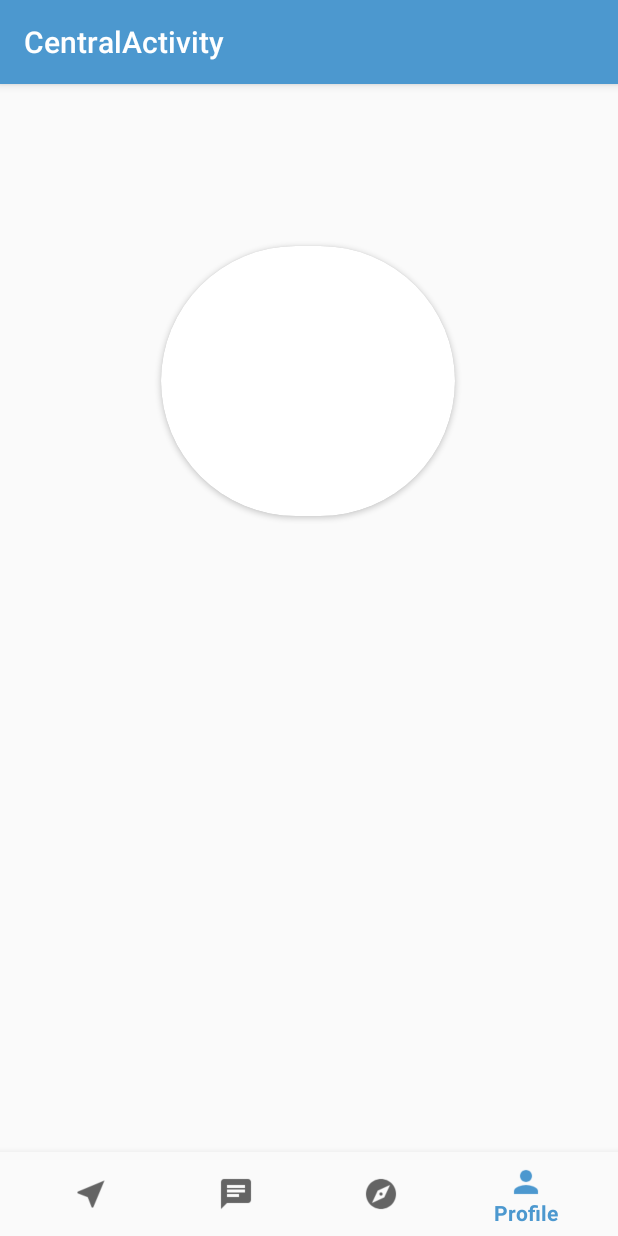
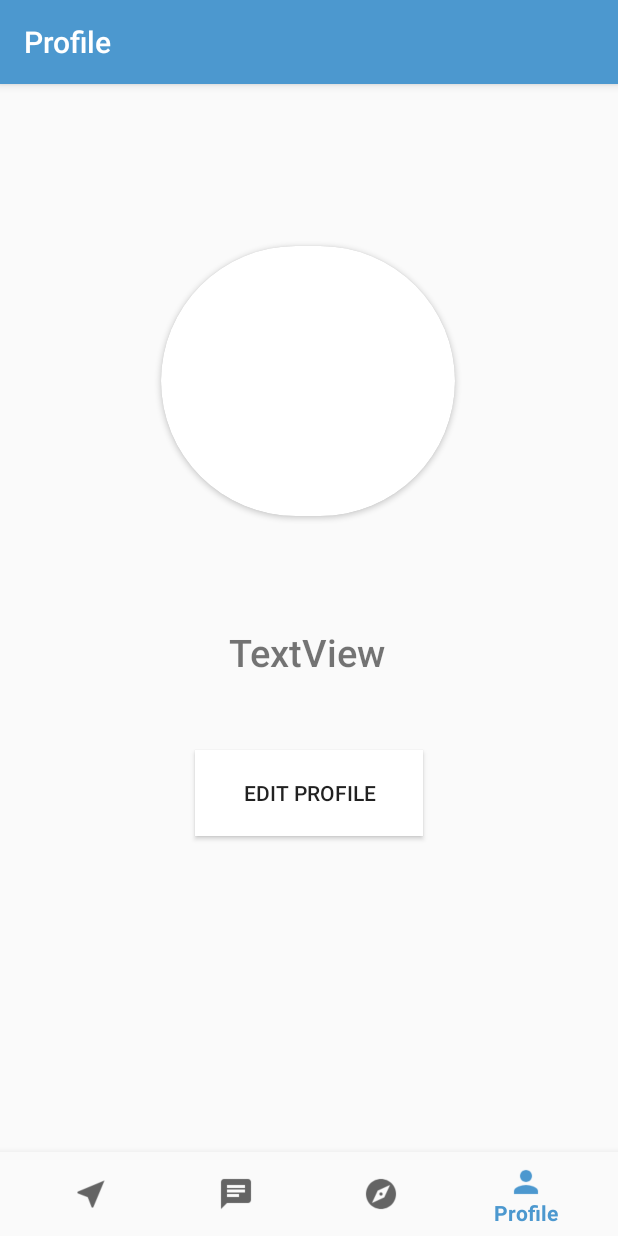
Before and after one commit to awesomesince96/Mozo, an Android app: the CentralActivity screen opened directly, with no data from a screen before it, item 4 of the bottom bar chosen, on a phone screen of 412 x 824 dp. Run offline under Robolectric (Android 15) with nearby library versions, the phone set to English and light mode, and no system bars; our stand-ins replace Firebase (no records; nobody signed in at launch, a user with empty details on screens opened directly), Picasso, Volley; network calls fail; pictures from the network do not load.

Commit message:
set menu

```diff
--- a/app/src/main/java/com/example/mozo/CentralActivity.java
+++ b/app/src/main/java/com/example/mozo/CentralActivity.java
@@ -18,11 +18,11 @@ public class CentralActivity extends AppCompatActivity implements BottomNavigati
     SharedPreferences sharedPreferences;
 
 
+
     @Override
     protected void onCreate(Bundle savedInstanceState) {
         super.onCreate(savedInstanceState);
         setContentView(R.layout.activity_central);
-
 
         BottomNavigationView navigation = findViewById(R.id.navigation);
         navigation.setOnNavigationItemSelectedListener(this);
@@ -55,6 +55,16 @@ public class CentralActivity extends AppCompatActivity implements BottomNavigati
         return false;
     }
 
+    public void setActionBarTitle(String title) {
+        getSupportActionBar().setTitle(title);
+    }
+
+    public void moveToEditProfile() {
+        getSupportFragmentManager()
+                .beginTransaction()
+                .replace(R.id.fragment_container,new ProfileEdit_Fragment())
+                .commit();
+    }
 
 
     @Override
--- a/app/src/main/java/com/example/mozo/Chat_Fragment.java
+++ b/app/src/main/java/com/example/mozo/Chat_Fragment.java
@@ -27,6 +27,8 @@ public class Chat_Fragment extends Fragment {
         GoogleSignInOptions gso = new GoogleSignInOptions.Builder(GoogleSignInOptions.DEFAULT_SIGN_IN)
                 .requestEmail()
                 .build();
+        ((CentralActivity) getActivity())
+                .setActionBarTitle("Matches");
         mGoogleSignInClient = GoogleSignIn.getClient(getActivity().getApplicationContext(), gso);
         textView = view.findViewById(R.id.textViewChat);
         GoogleSignInAccount account = GoogleSignIn.getLastSignedInAccount(getActivity().getApplicationContext());
--- a/app/src/main/java/com/example/mozo/Explore_Fragment.java
+++ b/app/src/main/java/com/example/mozo/Explore_Fragment.java
@@ -47,7 +47,8 @@ public class Explore_Fragment extends Fragment {
         View view = inflater.inflate(R.layout.explore_fragment, null);
 
         getPeople();
-
+        ((CentralActivity) getActivity())
+                .setActionBarTitle("Explore");
 
 
 //        al = new ArrayList<>();
--- a/app/src/main/java/com/example/mozo/Nearby_Fragment.java
+++ b/app/src/main/java/com/example/mozo/Nearby_Fragment.java
@@ -20,6 +20,8 @@ public class Nearby_Fragment extends Fragment {
                 ActivityCompat.checkSelfPermission(getContext(), android.Manifest.permission.ACCESS_COARSE_LOCATION) != PackageManager.PERMISSION_GRANTED) {
             requestPermissions(new String[]{android.Manifest.permission.ACCESS_COARSE_LOCATION, android.Manifest.permission.ACCESS_FINE_LOCATION}, 0);
         }
+        ((CentralActivity) getActivity())
+                .setActionBarTitle("Explore Nearby");
 
         return inflater.inflate(R.layout.fragment_nearby_, null);
     }
--- a/app/src/main/java/com/example/mozo/Profile_Fragment.java
+++ b/app/src/main/java/com/example/mozo/Profile_Fragment.java
@@ -1,6 +1,7 @@
 package com.example.mozo;
 
 import android.content.Context;
+import android.content.Intent;
 import android.content.SharedPreferences;
 import android.content.pm.PackageManager;
 import android.graphics.Bitmap;
@@ -11,11 +12,14 @@ import android.support.annotation.NonNull;
 import android.support.annotation.Nullable;
 import android.support.v4.app.ActivityCompat;
 import android.support.v4.app.Fragment;
+import android.support.v4.app.FragmentManager;
+import android.support.v4.app.FragmentTransaction;
 import android.util.Log;
 import android.view.LayoutInflater;
 import android.view.View;
 import android.view.ViewGroup;
 import android.widget.ImageView;
+import android.widget.TextView;
 
 import com.google.gson.Gson;
 import com.squareup.picasso.Picasso;
@@ -27,11 +31,12 @@ import java.net.URL;
 
 import static android.content.Context.MODE_PRIVATE;
 
-public class Profile_Fragment extends Fragment {
+public class Profile_Fragment extends Fragment implements View.OnClickListener {
 
     SharedPreferences sharedPreferences;
     User user;
     ImageView profile_pic;
+    TextView name;
 
 
     @Nullable
@@ -42,8 +47,11 @@ public class Profile_Fragment extends Fragment {
                 ActivityCompat.checkSelfPermission(getContext(), android.Manifest.permission.ACCESS_COARSE_LOCATION) != PackageManager.PERMISSION_GRANTED) {
             requestPermissions(new String[]{android.Manifest.permission.ACCESS_COARSE_LOCATION, android.Manifest.permission.ACCESS_FINE_LOCATION}, 0);
         }
+        ((CentralActivity) getActivity())
+                .setActionBarTitle("Profile");
         View rootView = inflater.inflate(R.layout.profile_fragment, container, false);
         profile_pic = rootView.findViewById(R.id.iv_profile_fragment_profilepic);
+        name = rootView.findViewById(R.id.tv_profile_fragment_name);
         loadUser();
 //        return inflater.inflate(R.layout.profile_fragment, null);
         return rootView;
@@ -57,9 +65,30 @@ public class Profile_Fragment extends Fragment {
             user = gson.fromJson(json,User.class);
             if(user.getImage_url() != null){
                String url =  user.getImage_url().get(0);
+               StringBuilder stringBuilder = new StringBuilder();
+               stringBuilder.append(user.getName());
+               stringBuilder.append(" , ");
+               stringBuilder.append(user.getAge());
+               name.setText(stringBuilder.toString());
                Picasso.get().load(url).into(profile_pic);
             }
         }
     }
 
+    @Override
+    public void onClick(View view) {
+        switch (view.getId()){
+            case R.id.btn_profile_fragment_editprofile:
+                ((CentralActivity) getActivity())
+                        .moveToEditProfile();
+                break;
+//                ((CentralActivity) getActivity()).getSupportFragmentManager()
+//                        .beginTransaction()
+//                        .replace(R.id.fragment_container,new ProfileEdit_Fragment())
+//                        .commit();
+//                FragmentTransaction fragmentTransaction = getFragmentManager().beginTransaction();
+//                fragmentTransaction.replace(R.id.fragment_container,new ProfileEdit_Fragment());
+//                fragmentTransaction.commit();
+        }
+    }
 }
--- a/app/src/main/res/layout/profile_fragment.xml
+++ b/app/src/main/res/layout/profile_fragment.xml
@@ -31,6 +31,34 @@
 
     </android.support.v7.widget.CardView>
 
+    <TextView
+        android:id="@+id/tv_profile_fragment_name"
+        android:layout_width="146dp"
+        android:layout_height="54dp"
+        android:layout_marginStart="132dp"
+        android:layout_marginTop="64dp"
+        android:layout_marginEnd="8dp"
+        android:fontFamily="sans-serif-medium"
+        android:gravity="center"
+        android:text="TextView"
+        android:textSize="25dp"
+        app:layout_constraintEnd_toEndOf="parent"
+        app:layout_constraintHorizontal_bias="0.0"
+        app:layout_constraintStart_toStartOf="parent"
+        app:layout_constraintTop_toBottomOf="@+id/cv_profile_fragment_profile_card" />
+
+    <Button
+        android:id="@+id/btn_profile_fragment_editprofile"
+        android:layout_width="152dp"
+        android:layout_height="57dp"
+        android:layout_marginStart="8dp"
+        android:layout_marginTop="156dp"
+        android:layout_marginEnd="8dp"
+        android:text="Edit Profile"
+        android:background="@color/white"
+        app:layout_constraintEnd_toEndOf="parent"
+        app:layout_constraintStart_toStartOf="parent"
+        app:layout_constraintTop_toBottomOf="@+id/cv_profile_fragment_profile_card" />
 
 
     <!--<android.support.v7.widget.CardView-->
```
Also changed, not shown: app/src/main/res/layout/explore_fragment.xml (+3 -8 lines).
